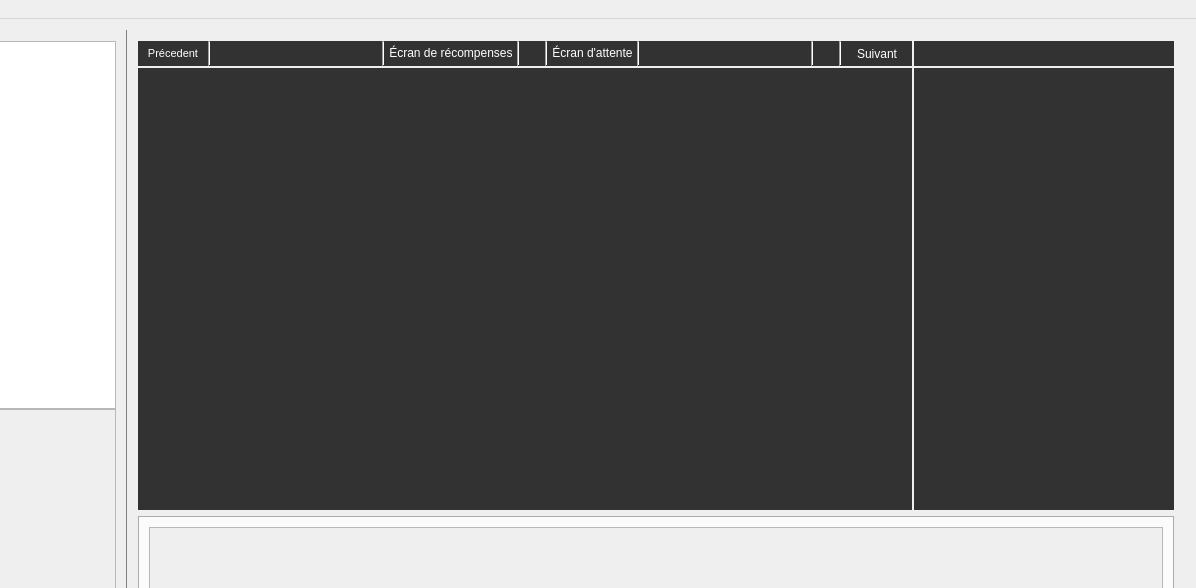
ludomuse/LudoMuseEditor, file CMainWindow.ui: the form before one commit; both pictures show x 253 to 1449 and y 0 to 588 of the 1449 by 798 pixel window.
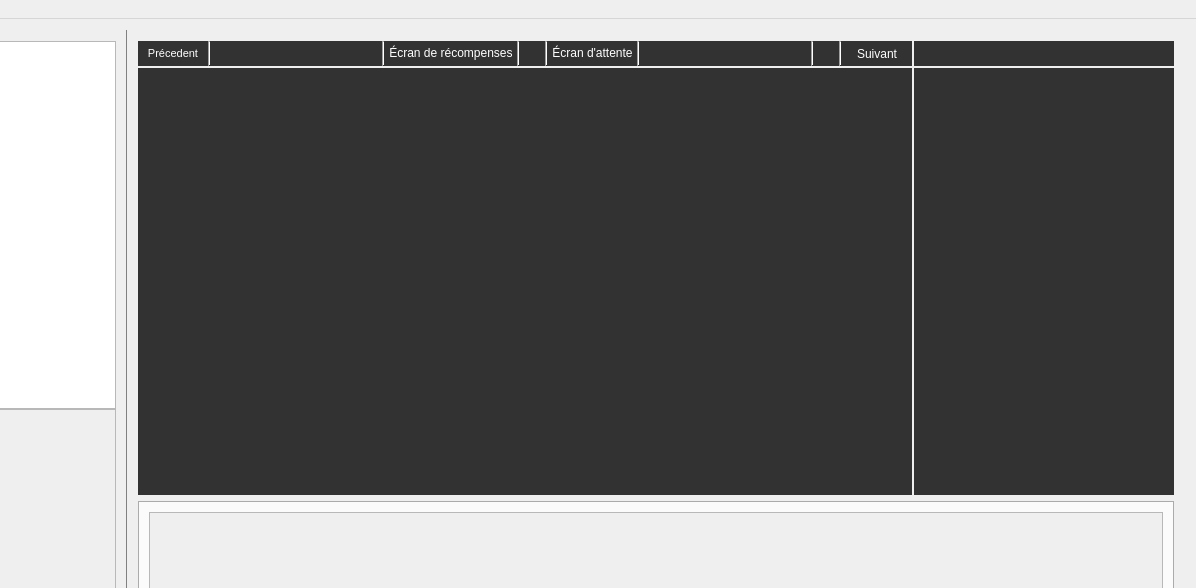
The form after the commit. Icons and pictures are not drawn. Custom widgets are drawn as their Qt base class.

Commit message: [WIP] Chapters Implementation. Seems to load all scenarios. Need testing.

```diff
--- a/CMainWindow.ui
+++ b/CMainWindow.ui
@@ -583,7 +583,7 @@
                 <x>0</x>
                 <y>0</y>
                 <width>260</width>
-                <height>448</height>
+                <height>433</height>
                </rect>
               </property>
               <property name="autoFillBackground">
@@ -1653,7 +1653,7 @@
           <property name="minimumSize">
            <size>
             <width>0</width>
-            <height>260</height>
+            <height>275</height>
            </size>
           </property>
           <property name="styleSheet">
@@ -1674,6 +1674,12 @@
            <layout class="QHBoxLayout" name="horizontalLayout">
             <item>
              <widget class="QScrollArea" name="scrollArea">
+              <property name="minimumSize">
+               <size>
+                <width>0</width>
+                <height>160</height>
+               </size>
+              </property>
               <property name="verticalScrollBarPolicy">
                <enum>Qt::ScrollBarAlwaysOff</enum>
               </property>
@@ -1688,8 +1694,8 @@
                 <rect>
                  <x>0</x>
                  <y>0</y>
-                 <width>1008</width>
-                 <height>200</height>
+                 <width>1015</width>
+                 <height>215</height>
                 </rect>
                </property>
                <layout class="QHBoxLayout" name="horizontalLayout_5"/>
```
Left out of the diff: 2 changed lines with no effect on the pictures. The commit also changes 1 other file.
